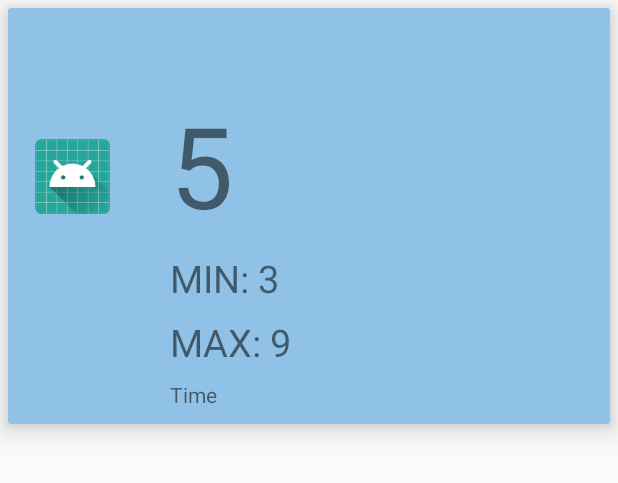
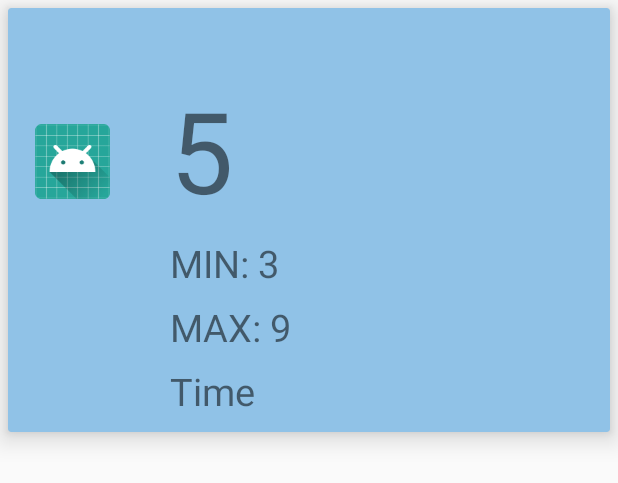
Before and after one commit to osvindiastae/FiveDayForecast, an Android app: the layout row_forecast.xml on its own in the app's theme, with its tools: preview values and no code run, on a phone screen of 412 x 824 dp. Shown: the top 483 px of the screen. Run offline under Robolectric (Android 15) with nearby library versions, the phone set to English and light mode, and no system bars.

```diff
--- a/app/src/main/java/com/os/fivedayforecast/data_model/network/model/Report.java
+++ b/app/src/main/java/com/os/fivedayforecast/data_model/network/model/Report.java
@@ -11,7 +11,7 @@ import java.util.List;
 
 public class Report {
 
-    @SerializedName("dateTimeNumber")
+    @SerializedName("dt")
     @Expose
     private Integer dateTimeNumber;
     @SerializedName("main")
@@ -32,7 +32,7 @@ public class Report {
     @SerializedName("sys")
     @Expose
     private Sys sys;
-    @SerializedName("dateTimeText")
+    @SerializedName("dt_txt")
     @Expose
     private String dateTimeText;
 
--- a/app/src/main/java/com/os/fivedayforecast/forecast/adapter/ForecastAdapter.java
+++ b/app/src/main/java/com/os/fivedayforecast/forecast/adapter/ForecastAdapter.java
@@ -35,13 +35,14 @@ public class ForecastAdapter extends RecyclerView.Adapter<ForecastAdapter.MyView
 
     @Override
     public void onBindViewHolder(MyViewHolder holder, int position) {
-        holder.tvCurrentTemperature.setText(reports.get(position).getMainBody().getTemp().toString() + " °C");
+        holder.tvCurrentTemperature.setText(reports.get(position).getMainBody().getTemp().toString() + "°C");
+        holder.tvMaximumTemperature.setText(reports.get(position).getMainBody().getTempMax().toString() + "°C");
+        holder.tvMinimumTemperature.setText(reports.get(position).getMainBody().getTempMin().toString() + "°C");
         holder.tvTime.setText(reports.get(position).getDateTimeText());
     }
 
     @Override
     public int getItemCount() {
-//        return 10;
         return reports.size();
     }
 
--- a/app/src/main/res/layout/row_forecast.xml
+++ b/app/src/main/res/layout/row_forecast.xml
@@ -22,7 +22,7 @@
             android:layout_width="wrap_content"
             android:layout_height="wrap_content"
             android:layout_marginStart="8dp"
-            android:layout_marginTop="54dp"
+            android:layout_marginTop="44dp"
             android:gravity="center"
             android:text="5"
             android:textSize="75sp"
@@ -66,6 +66,7 @@
             android:layout_marginTop="8dp"
             android:paddingBottom="10dp"
             android:text="Time"
+            android:textSize="25dp"
             app:layout_constraintStart_toStartOf="@+id/guideline"
             app:layout_constraintTop_toBottomOf="@+id/tvMaximumTemperature" />
 
@@ -74,7 +75,7 @@
             android:layout_width="50dp"
             android:layout_height="50dp"
             android:layout_marginEnd="32dp"
-            android:layout_marginTop="87dp"
+            android:layout_marginTop="77dp"
             app:layout_constraintEnd_toStartOf="@+id/guideline"
             app:layout_constraintTop_toTopOf="parent"
             app:srcCompat="@mipmap/ic_launcher_round" />
```
